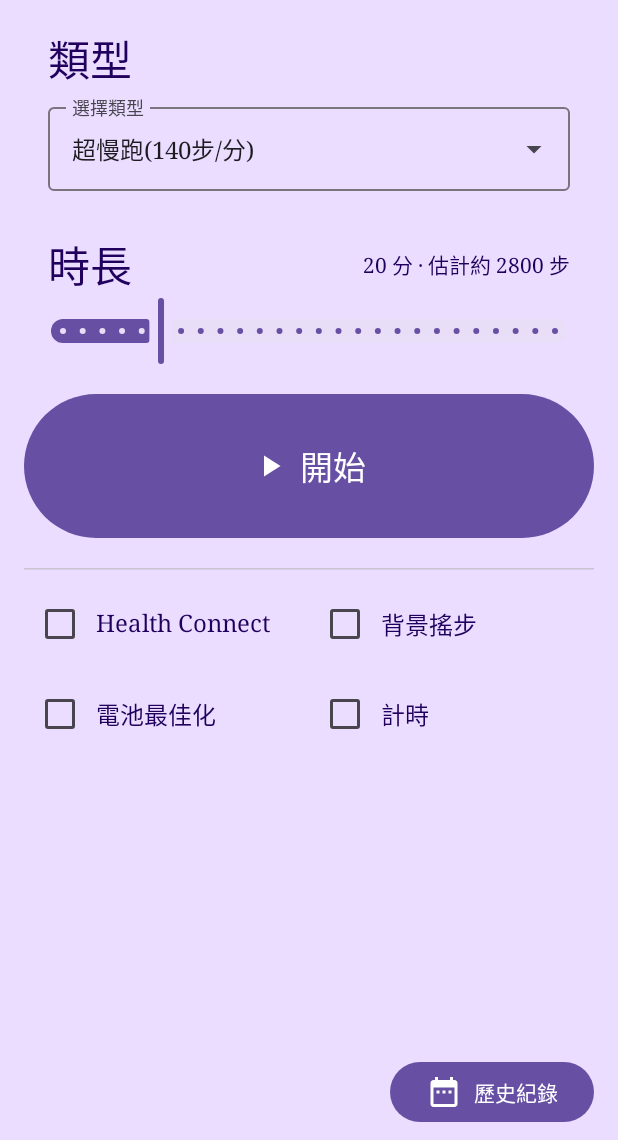
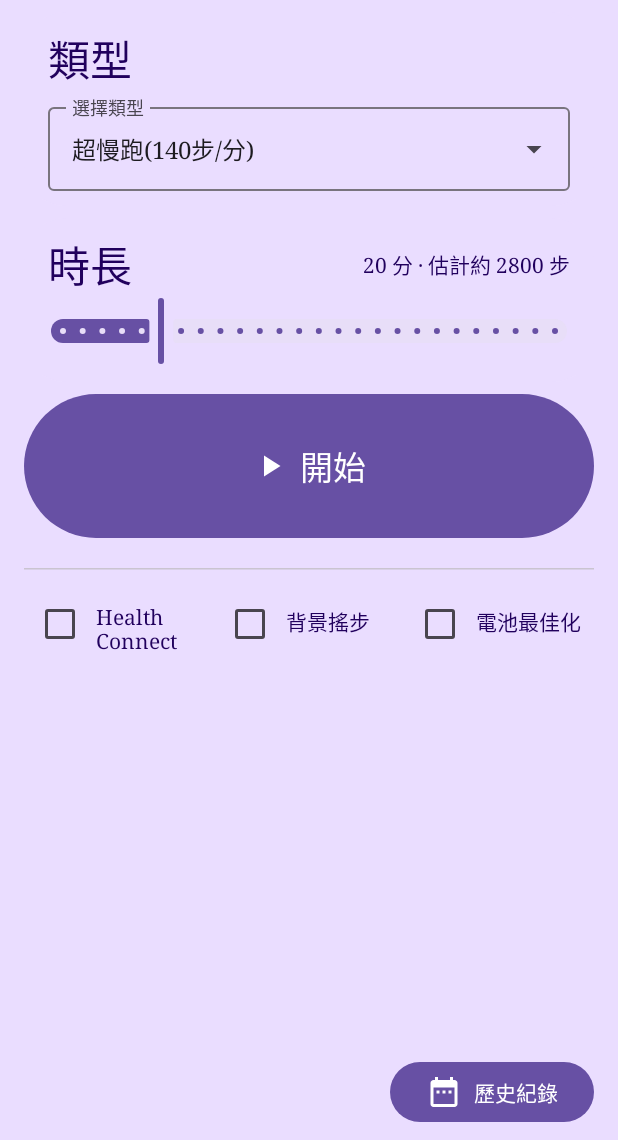
Before and after one commit to Pixson-Lin/QFit, an Android app built with Jetpack Compose: the HomeScreen screen opened through its navigation route, on a phone screen of 412 x 824 dp, the part 96-1236 px from its top. Run offline under Robolectric (Android 15) with nearby library versions, the phone set to English and light mode, and no system bars; our stand-ins replace Room's generated code; libraries missing offline, so code that uses them is left out: androidx.health.connect; 7 statements that could not run were skipped.

Commit message:
Drop 計時 checkbox; put three env checks in one row.
Home shows Health Connect, 背景搖步, 電池最佳化 only.
Exact-alarm capability remains in the scheduler fallbacks.

```diff
--- a/app/build.gradle.kts
+++ b/app/build.gradle.kts
@@ -14,8 +14,8 @@ android {
         minSdk = 31
         targetSdk = 36
         // versionCode = YYYYMMDDNN (Taipei calendar day + daily serial). See docs/Versioning.md
-        versionCode = 2026100513
-        versionName = "0.4.14-battery-guide-dialog"
+        versionCode = 2026100514
+        versionName = "0.4.15-env-three"
     }
 
     buildTypes {
--- a/app/src/main/java/com/pixsonlin/qfit/ui/HomeScreen.kt
+++ b/app/src/main/java/com/pixsonlin/qfit/ui/HomeScreen.kt
@@ -293,14 +293,10 @@ fun HomeScreen(
                 color = MaterialTheme.colorScheme.outlineVariant,
             )
 
-            // 2×2 grid, each cell left-aligned
-            Column(
-                modifier = Modifier.fillMaxWidth(),
-                verticalArrangement = Arrangement.spacedBy(4.dp),
-            ) {
+            // One row: HC · 背景搖步 · 電池（計時已併入電池豁免，不再單獨顯示）
             Row(
                 modifier = Modifier.fillMaxWidth(),
-                    verticalAlignment = Alignment.CenterVertically,
+                verticalAlignment = Alignment.Top,
             ) {
                 StatusCheck(
                     modifier = Modifier.weight(1f),
@@ -336,27 +332,12 @@ fun HomeScreen(
                         refreshTick += 1
                     },
                 )
-                }
-                Row(
-                    modifier = Modifier.fillMaxWidth(),
-                    verticalAlignment = Alignment.CenterVertically,
-                ) {
                 StatusCheck(
                     modifier = Modifier.weight(1f),
                     label = stringResource(R.string.check_battery),
                     checked = env.batteryReady,
                     onClick = { showBatteryGuide = true },
                 )
-                    StatusCheck(
-                        modifier = Modifier.weight(1f),
-                        label = stringResource(R.string.check_alarm),
-                        checked = env.exactAlarmReady,
-                        onClick = {
-                            context.startActivity(envChecker.exactAlarmIntent())
-                            refreshTick += 1
-                        },
-                    )
-                }
             }
             } // end scrollable column
 
@@ -454,7 +435,7 @@ private fun StatusCheck(
     modifier: Modifier = Modifier,
 ) {
     Row(
-        verticalAlignment = Alignment.CenterVertically,
+        verticalAlignment = Alignment.Top,
         horizontalArrangement = Arrangement.Start,
         modifier = modifier
             .fillMaxWidth()
@@ -462,6 +443,10 @@ private fun StatusCheck(
             .padding(horizontal = 0.dp, vertical = 4.dp),
     ) {
         Checkbox(checked = checked, onCheckedChange = { onClick() })
-        Text(text = label, style = MaterialTheme.typography.bodyLarge)
+        Text(
+            text = label,
+            style = MaterialTheme.typography.bodyMedium,
+            modifier = Modifier.padding(top = 12.dp),
+        )
     }
 }
--- a/app/src/main/res/values/strings.xml
+++ b/app/src/main/res/values/strings.xml
@@ -21,7 +21,6 @@
     <string name="battery_guide_body">接下來會開啟 QFit 的應用程式資訊頁。\n\n1. 點選「電池」\n2. 選擇「不受限制」</string>
     <string name="battery_guide_go">前往設定</string>
     <string name="battery_guide_cancel">取消</string>
-    <string name="check_alarm">計時</string>
 
     <string name="in_progress_title">進行中</string>
     <string name="label_current_steps">目前步數</string>
```
Also changed, not shown: 3 other files. Lines whose indentation alone changed are shown as unchanged.
